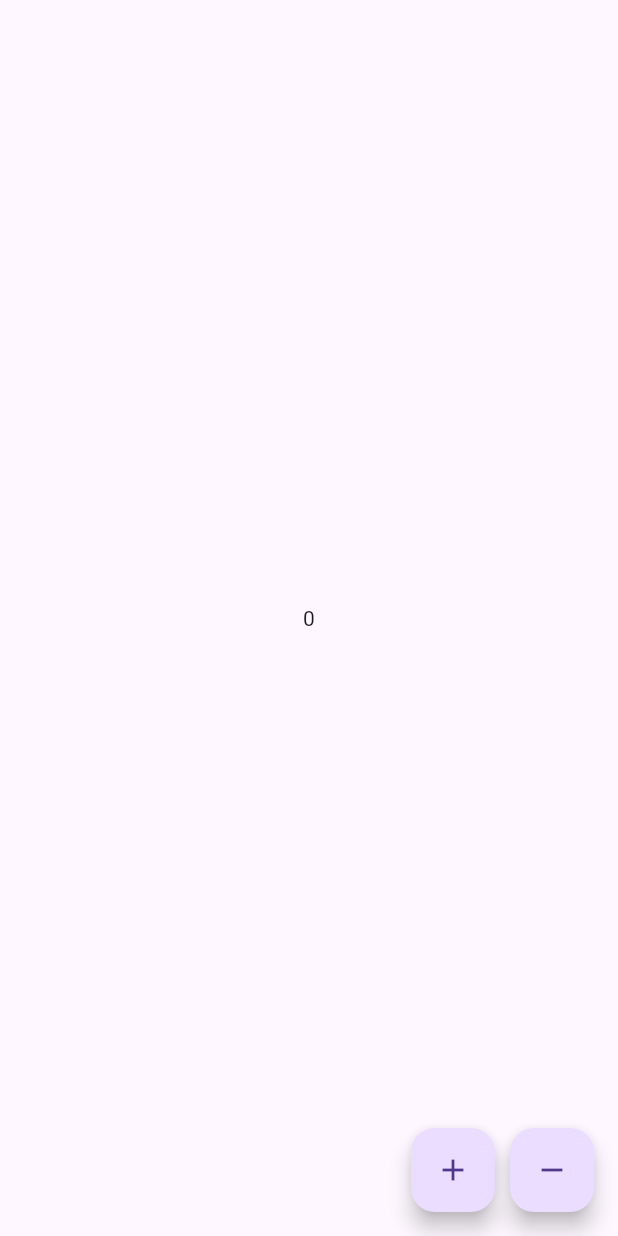
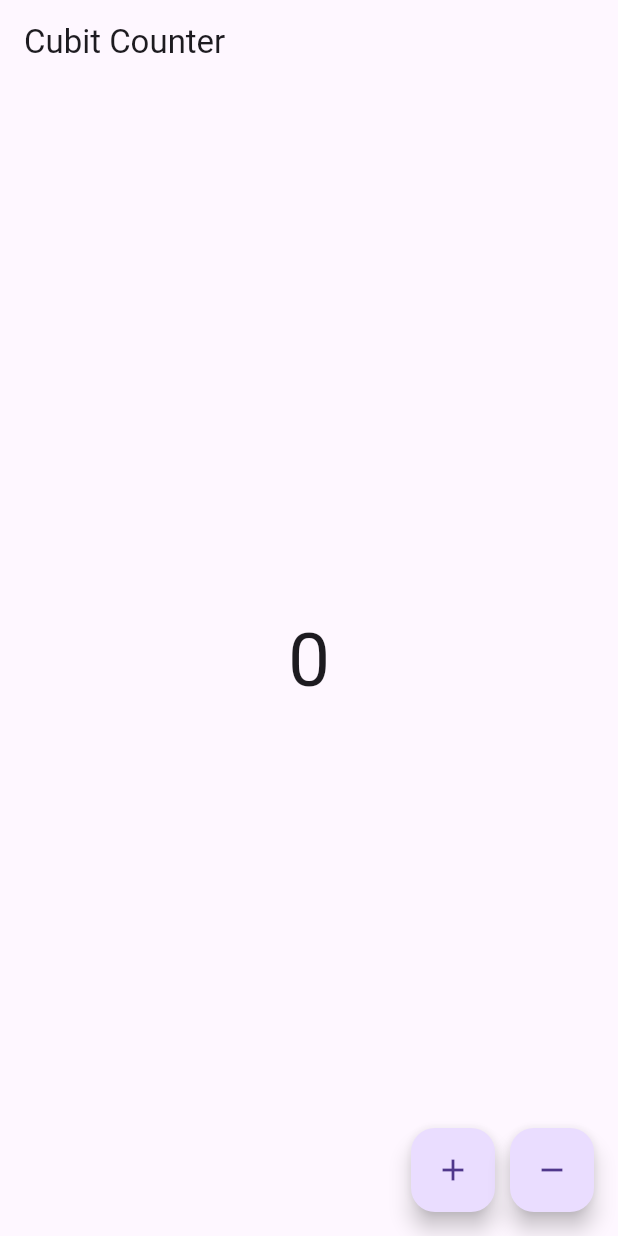
Before and after one commit to pradeepyuni07/Day2-Dart, a Flutter app: the screen it shows after launch, on a phone screen of 412 x 824 dp. Run offline on Flutter 3.47's test engine with Material 3 defaults, Android fonts, the phone set to English and light mode, and no system bars; our stand-ins replace bloc, flutter_bloc, fluttertoast, image_picker; key blocks and very long unbroken strings in the code were emptied for the run.

Commit message:
cubit completed

```diff
--- a/lib/counter/counter/bloc.dart
+++ b/lib/counter/counter/bloc.dart
@@ -1,11 +1,28 @@
-// counter_bloc.dart
+// // counter_bloc.dart
+// impackage:bloc/bloc.dart';
+// import 'package:bloc/bloc.dart';
+// import 'package:dart_app/counter/counter/state.dart';
+
+// class CounterBloc extends Bloc<CounterEvent, CounterState> {
+//   CounterBloc() : super(CounterState(0)) {
+//     on<Increment>((event, emit) => emit(CounterState(state.counter + 1)));
+//     on<Decrement>((event, emit) => emit(CounterState(state.counter - 1)));
+//   }
+// }
+
+
 import 'package:bloc/bloc.dart';
 import 'package:dart_app/counter/counter/state.dart';
-import 'event.dart';
+// import 'counter_state.dart';
 
-class CounterBloc extends Bloc<CounterEvent, CounterState> {
-  CounterBloc() : super(CounterState(0)) {
-    on<Increment>((event, emit) => emit(CounterState(state.counter + 1)));
-    on<Decrement>((event, emit) => emit(CounterState(state.counter - 1)));
+class CounterCubit extends Cubit<CounterState> {
+  CounterCubit() : super(CounterState(0));
+
+  void increment() {
+    emit(CounterState( state.counter + 1));
+  }
+
+  void decrement() {
+    emit(CounterState(state.counter - 1));
   }
 }
--- a/lib/counter/counter/state.dart
+++ b/lib/counter/counter/state.dart
@@ -1,5 +1,5 @@
 class CounterState {
-  final int counter;
+ int counter;
 
   CounterState(this.counter);
 }
--- a/lib/counter/counter/view.dart
+++ b/lib/counter/counter/view.dart
@@ -1,39 +1,38 @@
-import 'package:dart_app/counter/counter/bloc.dart';
-import 'package:dart_app/counter/counter/event.dart';
 import 'package:dart_app/counter/counter/state.dart';
 import 'package:flutter/material.dart';
 import 'package:flutter_bloc/flutter_bloc.dart';
+import 'bloc.dart';
 
-class CounterPage extends StatefulWidget {
+
+class CounterPage extends StatelessWidget {
   const CounterPage({super.key});
 
   @override
-  State<CounterPage> createState() => _CounterPageState();
-}
-
-class _CounterPageState extends State<CounterPage> {
-  @override
   Widget build(BuildContext context) {
     return Scaffold(
-           body: Center(
-             child: BlocBuilder<CounterBloc,CounterState>(
-
-                 builder: (context,state){
-                      return Text("${state.counter}");
-                 },
-             ),
-           ),
-
+      appBar: AppBar(title: const Text("Cubit Counter")),
+      body: Center(
+        child: BlocBuilder<CounterCubit, CounterState>(
+          builder: (context, state) {
+            return Text(
+              '${state.counter}',
+              style: const TextStyle(fontSize: 50),
+            );
+          },
+        ),
+      ),
       floatingActionButton: Row(
         mainAxisAlignment: MainAxisAlignment.end,
         children: [
           FloatingActionButton(
-            onPressed: () => BlocProvider.of<CounterBloc>(context).add(Increment()),
+            onPressed: () =>
+                context.read<CounterCubit>().increment(),
             child: const Icon(Icons.add),
           ),
           const SizedBox(width: 10),
           FloatingActionButton(
-            onPressed: () => BlocProvider.of<CounterBloc>(context).add(Decrement()),
+            onPressed: () =>
+                context.read<CounterCubit>().decrement(),
             child: const Icon(Icons.remove),
           ),
         ],
--- a/lib/main.dart
+++ b/lib/main.dart
@@ -47,7 +47,7 @@ class MyApp extends StatelessWidget {
     return MaterialApp(
       debugShowCheckedModeBanner: false,
       home: BlocProvider(
-        create: (_) => CounterBloc(),
+        create: (_) => CounterCubit(),
         child: const CounterPage(),
       ),
     );
```
